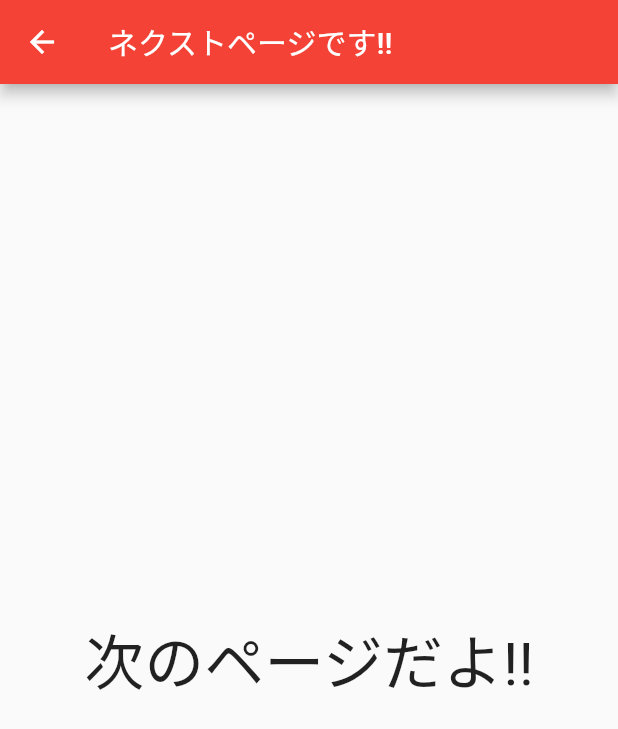
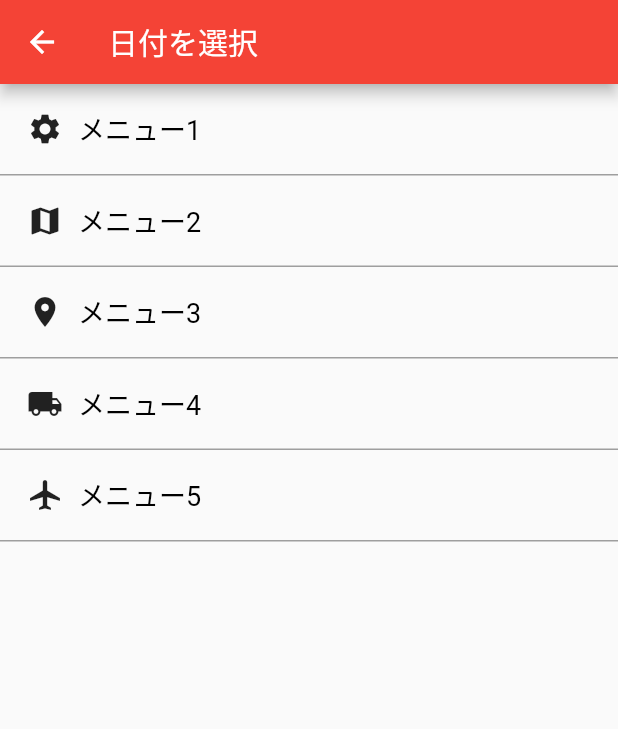
Before and after one commit to yossi1118n2/test_app_flutter_for_web, a Flutter app: the SecondPage screen opened directly, on a phone screen of 412 x 824 dp. Shown: the top 729 px of the screen. Run offline on Flutter 3.47's test engine with Material 2 defaults, Android fonts, the phone set to English and light mode, and no system bars.

```diff
--- a/lib/second.dart
+++ b/lib/second.dart
@@ -4,17 +4,49 @@ class SecondPage extends StatelessWidget{
   @override
   Widget build(BuildContext context){
     return Scaffold(
+
       appBar: AppBar(
-        title: Text("ネクストページです!!"),
+        title: Text("日付を選択"),
       ),
-      body: Center(
-        child: Text(
-          "次のページだよ!!",
-          style: TextStyle(
-              fontSize: 40.0
-          ),
-        ),
+      body: ListView(
+          children: [
+            _menuItem("メニュー1", Icon(Icons.settings)),
+            _menuItem("メニュー2", Icon(Icons.map)),
+            _menuItem("メニュー3", Icon(Icons.room)),
+            _menuItem("メニュー4", Icon(Icons.local_shipping)),
+            _menuItem("メニュー5", Icon(Icons.airplanemode_active)),
+          ]
       ),
     );
   }
+
+  //サイトからパクってきた関数
+  Widget _menuItem(String title, Icon icon) {
+    return GestureDetector(
+      child:Container(
+          padding: EdgeInsets.all(8.0),
+          decoration: new BoxDecoration(
+              border: new Border(bottom: BorderSide(width: 1.0, color: Colors.grey))
+          ),
+          child: Row(
+            children: <Widget>[
+              Container(
+                margin: EdgeInsets.all(10.0),
+                child:icon,
+              ),
+              Text(
+                title,
+                style: TextStyle(
+                    color:Colors.black,
+                    fontSize: 18.0
+                ),
+              ),
+            ],
+          )
+      ),
+      onTap: () {
+        print("onTap called.");
+      },
+    );
+  }
 }
```
Also changed, not shown: lib/main.dart (+3 -14 lines).
